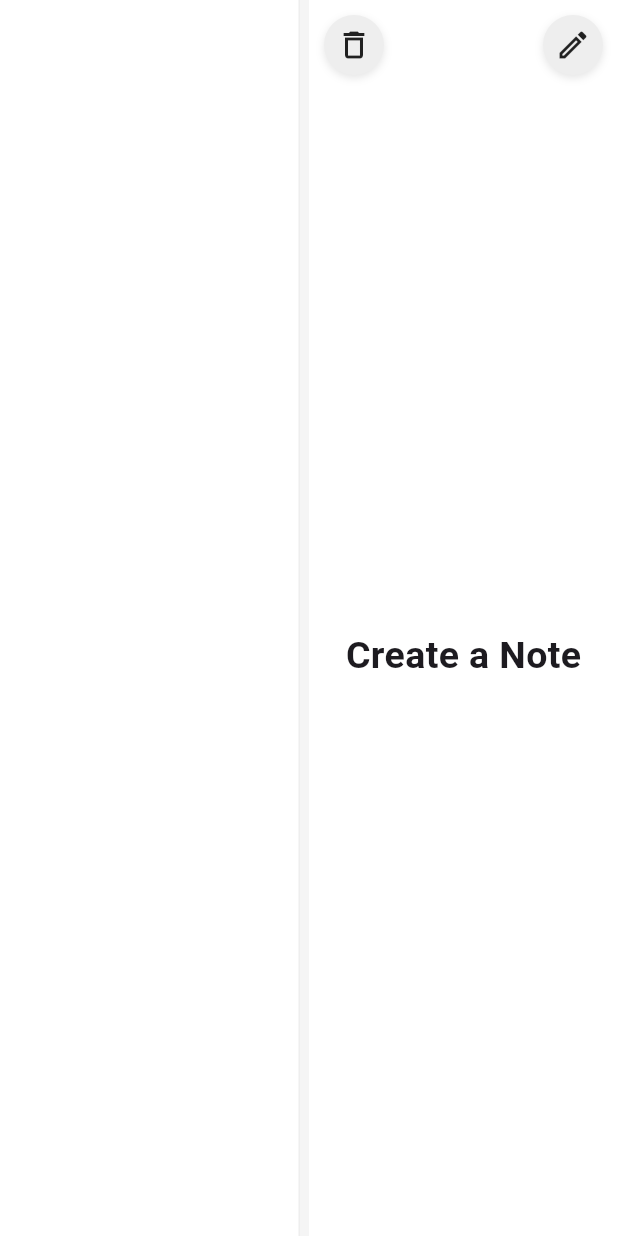
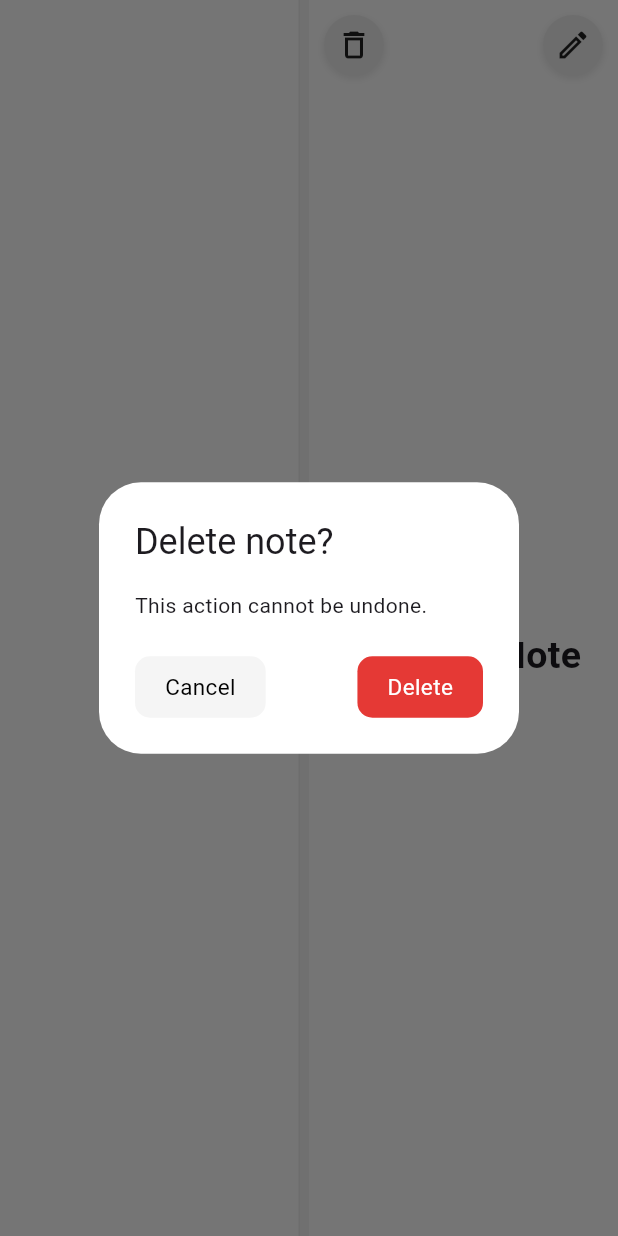
Before and after one commit to atomi19/lines, a Flutter app: the screen it shows after launch, after a tap on the "delete" icon, on a phone screen of 412 x 824 dp. Run offline on Flutter 3.47's test engine with Material 3 defaults, Android fonts, the light colour scheme and no system bars; our stand-ins replace drift, drift_flutter; accounts and stored records are empty; generated files the repository leaves out were written again.

Commit message:
Add confirm alert dialog before deleting a note

```diff
--- a/lib/pages/main_page.dart
+++ b/lib/pages/main_page.dart
@@ -1,6 +1,6 @@
 import 'package:flutter/material.dart';
 import 'package:lines/logic/database.dart';
-import 'package:lines/widgets/build_icon_button.dart';
+import 'package:lines/widgets/build_button.dart';
 
 class MainPage extends StatefulWidget {
   const MainPage({super.key});
@@ -44,6 +44,60 @@ class _MainPageState extends State<MainPage> {
   void _updateTextFields(String title, String content) {
     _titleController.text = title;
     _contentController.text = content;
+  }
+
+  // delete note confirm dialog
+  void _showAlertDialog() {
+    showDialog(
+      context: context,
+      builder: (context) => AlertDialog(
+        backgroundColor: Colors.white,
+        title: const Text('Delete note?'),
+        content: const Text('This action cannot be undone.'),
+        actions: [
+          Row(
+            mainAxisAlignment: MainAxisAlignment.spaceBetween,
+            children: [
+              // cancel note deletion button
+              buildTextButton(
+                color: Colors.grey.shade100,
+                hoverColor: Colors.grey.shade200,
+                splashColor: Colors.grey.shade300,
+                buttonText: 'Cancel',
+                buttonTextColor: Colors.black,
+                onTap: () => Navigator.pop(context)
+              ),
+              // delete note button
+              buildTextButton(
+                color: Colors.red.shade600,
+                hoverColor: Colors.red.shade500,
+                splashColor: Colors.red.shade400,
+                buttonText: 'Delete',
+                buttonTextColor: Colors.white,
+                onTap: () async {
+                  Navigator.pop(context);
+                  if(_notes.isEmpty) return;
+
+                  final idToDelete = _currentSelectedNoteId;
+                  await db.deleteNote(idToDelete);
+
+                  setState(() {
+                    _notes.removeWhere((note) => note.id == idToDelete);
+                    if(_notes.isNotEmpty){
+                      _currentSelectedNoteId = _notes.last.id;
+                      _updateTextFields(_notes.last.title, _notes.last.content);
+                    } else {
+                      _currentSelectedNoteId = 0;
+                      _updateTextFields('', '');
+                    }
+                  });
+                }
+              )
+            ],
+          )
+        ],
+      )
+    );
   }
 
   @override
@@ -124,7 +178,7 @@ class _MainPageState extends State<MainPage> {
                 ),
               ),
             ),
-            // note
+            // main content area
             Expanded(
               child: Column(
                 children: [
@@ -137,22 +191,7 @@ class _MainPageState extends State<MainPage> {
                         children: [
                           // delete note button
                           buildIconButton(
-                            onTap: () async {
-                              if(_notes.isEmpty) return;
-
-                              final idToDelete = _currentSelectedNoteId;
-                              await db.deleteNote(idToDelete);
-
-                              _notes.removeWhere((note) => note.id == idToDelete);
-                              if(_notes.isNotEmpty){
-                                _currentSelectedNoteId = _notes.last.id;
-                                _updateTextFields(_notes.last.title, _notes.last.content);
-                              } else {
-                                _currentSelectedNoteId = 0;
-                                _updateTextFields('', '');
-                              }
-                              setState(() {});
-                            },
+                            onTap: () => _showAlertDialog(),
                             icon: Icons.delete_outlined
                           ),
                           // create new note button
--- a/lib/widgets/build_icon_button.dart
+++ b/lib/widgets/build_button.dart
@@ -1,5 +1,31 @@
 import 'package:flutter/material.dart';
 
+// build text button
+Widget buildTextButton({
+  required Color color,
+  required Color hoverColor,
+  required Color splashColor,
+  required String buttonText,
+  required Color buttonTextColor,
+  required VoidCallback onTap,
+}) {
+  return Material(
+    color: color,
+    borderRadius: BorderRadius.circular(10),
+    child: InkWell(
+      borderRadius: BorderRadius.circular(10),
+      hoverColor: hoverColor,
+      splashColor: splashColor,
+      onTap: onTap,
+      child: Padding(
+        padding: EdgeInsets.symmetric(horizontal: 20, vertical: 10),
+        child: Text(buttonText, style: TextStyle(color: buttonTextColor, fontSize: 15)),
+      ),
+    ),
+  );
+}
+
+// build icon button
 Widget buildIconButton({
   required VoidCallback onTap,
   required IconData icon,
```
